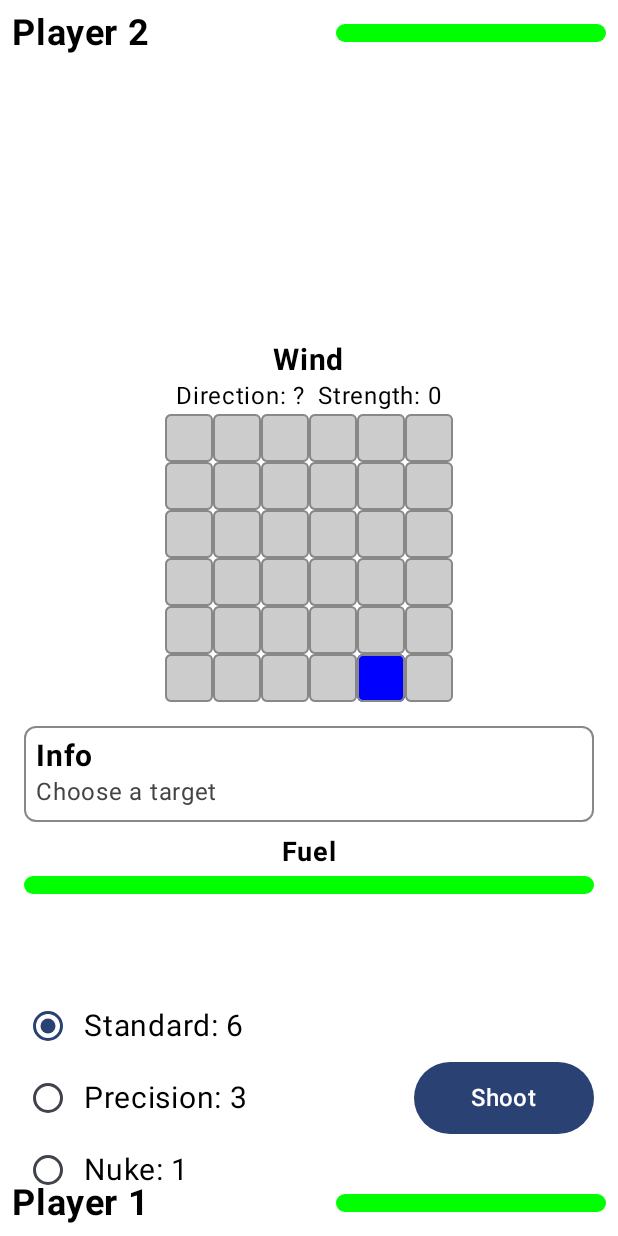
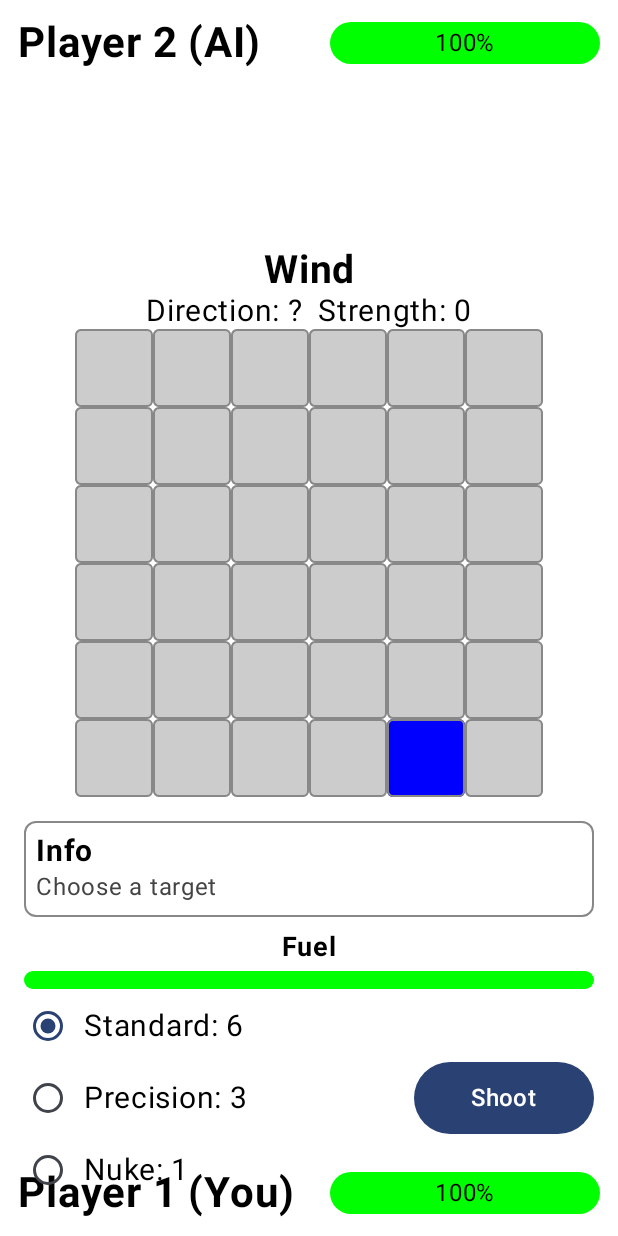
Before and after one commit to Pirito10/CannonDuel, an Android app built with Jetpack Compose: the composable GameScreen called with empty values, on a phone screen of 412 x 824 dp. Run offline under Robolectric (Android 15) with nearby library versions, the phone set to English and light mode, and no system bars; libraries missing offline, so code that uses them is left out: com.chaquo.python; 6 statements that could not run were skipped.

Commit message:
mejorar interfaz

```diff
--- a/app/src/main/java/com/psi/cannonduel/Components.kt
+++ b/app/src/main/java/com/psi/cannonduel/Components.kt
@@ -7,6 +7,7 @@ import androidx.compose.foundation.layout.Arrangement
 import androidx.compose.foundation.layout.Box
 import androidx.compose.foundation.layout.Column
 import androidx.compose.foundation.layout.Row
+import androidx.compose.foundation.layout.fillMaxSize
 import androidx.compose.foundation.layout.fillMaxWidth
 import androidx.compose.foundation.layout.height
 import androidx.compose.foundation.layout.padding
@@ -33,24 +34,35 @@ fun PlayerBar(playerName: String, progress: Float, modifier: Modifier = Modifier
     Row(
         modifier = modifier
             .fillMaxWidth()
-            .padding(8.dp),
+            .padding(12.dp),
         horizontalArrangement = Arrangement.SpaceBetween,
         verticalAlignment = Alignment.CenterVertically
     ) {
         // Nombre del jugador
         Text(
             text = playerName,
-            fontSize = 24.sp,
+            fontSize = 28.sp,
             fontWeight = FontWeight.Bold
         )
-        // HP del jugador
-        LinearProgressIndicator(
-            progress = { progress },
+        // Contenedor para la barra de vida y su texto
+        Box(
             modifier = Modifier
                 .width(180.dp)
-                .height(12.dp),
-            color = Color.Green,
-        )
+                .height(28.dp)
+        ) {
+            // Barra de vida
+            LinearProgressIndicator(
+                progress = { progress },
+                modifier = Modifier.fillMaxSize(),
+                color = Color.Green,
+            )
+            // Texto sobre la barra
+            Text(
+                text = "${(progress * 100).toInt()}%",
+                fontSize = 16.sp,
+                modifier = Modifier.align(Alignment.Center)
+            )
+        }
     }
 }
 
@@ -58,8 +70,8 @@ fun PlayerBar(playerName: String, progress: Float, modifier: Modifier = Modifier
 @Composable
 fun WindInfo(direction: String, strength: Int) {
     Column(horizontalAlignment = Alignment.CenterHorizontally) {
-        Text("Wind", fontSize = 20.sp, fontWeight = FontWeight.Bold)
-        Text("Direction: $direction  Strength: $strength", fontSize = 16.sp)
+        Text("Wind", fontSize = 26.sp, fontWeight = FontWeight.Bold)
+        Text("Direction: $direction  Strength: $strength", fontSize = 20.sp)
     }
 }
 
@@ -94,7 +106,7 @@ fun GameGrid(
                     // Celdas
                     Box(
                         modifier = Modifier
-                            .size(32.dp)
+                            .size(52.dp)
                             .border(1.dp, Color.Gray, RoundedCornerShape(4.dp))
                             .background(cellColor, RoundedCornerShape(4.dp))
                             .clickable { onCellClick(Pair(rowIndex, colIndex)) }
--- a/app/src/main/java/com/psi/cannonduel/GameScreen.kt
+++ b/app/src/main/java/com/psi/cannonduel/GameScreen.kt
@@ -107,14 +107,14 @@ fun GameScreen(
     Box(Modifier.fillMaxSize()) {
         // Barra inferior para el jugador 1
         PlayerBar(
-            "Player 1",
+            "Player 1 (You)",
             player1State.value.hp / MAX_HP.toFloat(),
             Modifier.align(Alignment.BottomCenter)
         )
 
         // Barra superior para el jugador 2
         PlayerBar(
-            "Player 2",
+            "Player 2 (AI)",
             player2State.value.hp / MAX_HP.toFloat(),
             Modifier.align(Alignment.TopCenter)
         )
```
